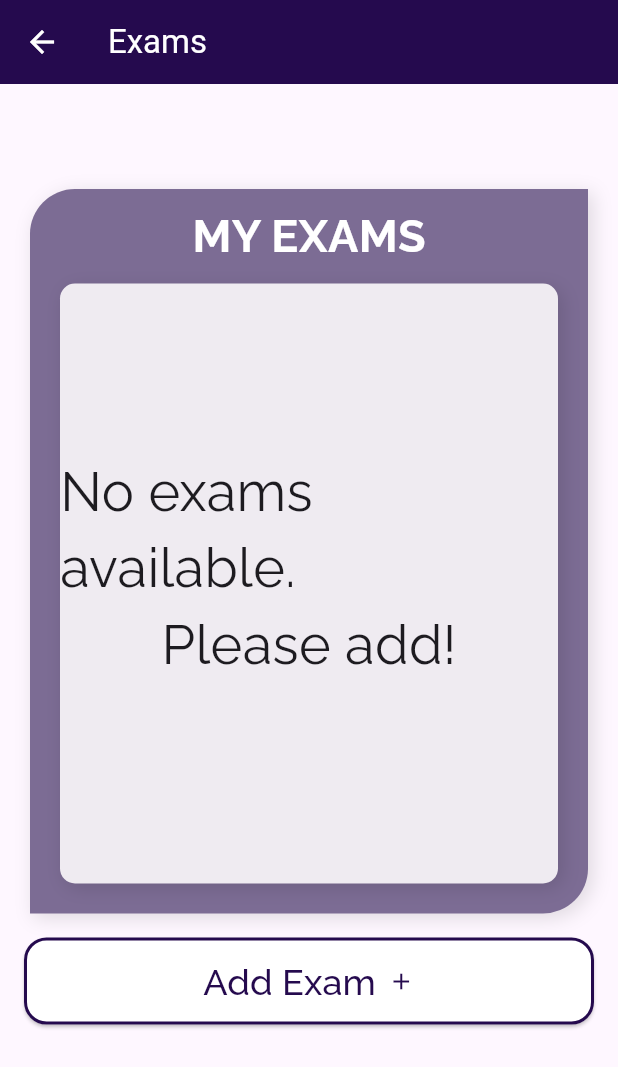
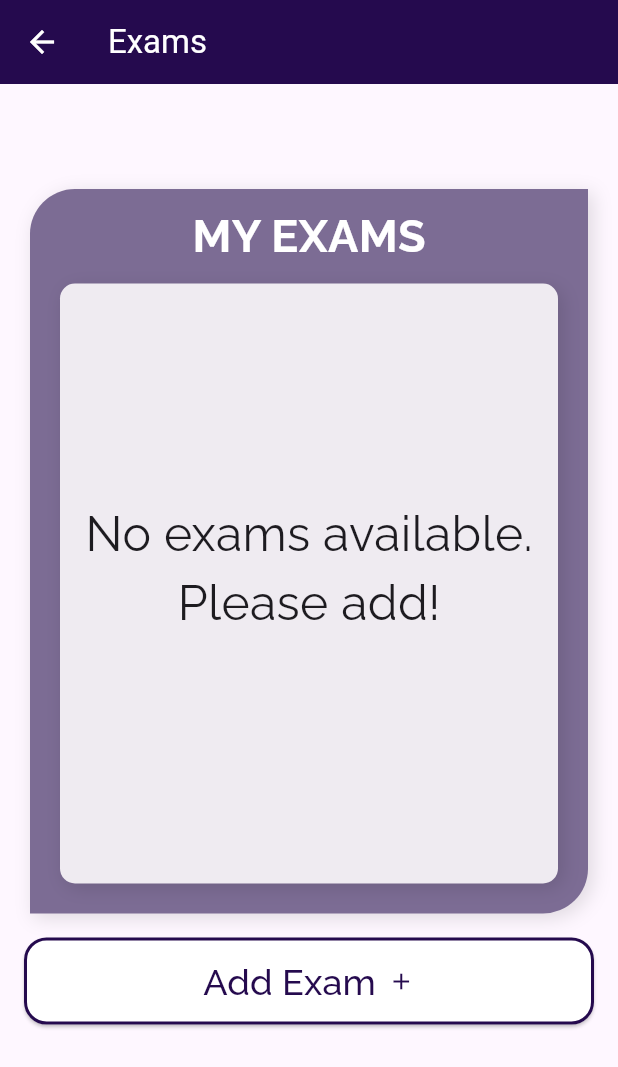
Before and after one commit to Luc35b/Karibs, a Flutter app: the TestsScreen screen opened directly, on a phone screen of 412 x 824 dp. Shown: the top 1067 px of the screen. Run offline on Flutter 3.47's test engine with Material 3 defaults, Android fonts, the phone set to English and light mode, and no system bars; our stand-ins replace fl_chart, google_fonts, printing, shared_preferences, sqflite; accounts and stored records are empty.

Commit message:
"no exams available" text size changed

```diff
--- a/karibs/lib/screens/tests_screen.dart
+++ b/karibs/lib/screens/tests_screen.dart
@@ -425,8 +425,8 @@ class _TestsScreenState extends State<TestsScreen> {
                     child: Column(
                       mainAxisAlignment: MainAxisAlignment.center,
                       children: [
-                        Text('No exams available.', style: GoogleFonts.raleway(fontSize: 36)),
-                        Text('Please add!', style: GoogleFonts.raleway(fontSize: 36)),
+                        Text('No exams available.', style: GoogleFonts.raleway(fontSize: 32)),
+                        Text('Please add!', style: GoogleFonts.raleway(fontSize: 32)),
                         SizedBox(height: 20),
 
                       ],
```
